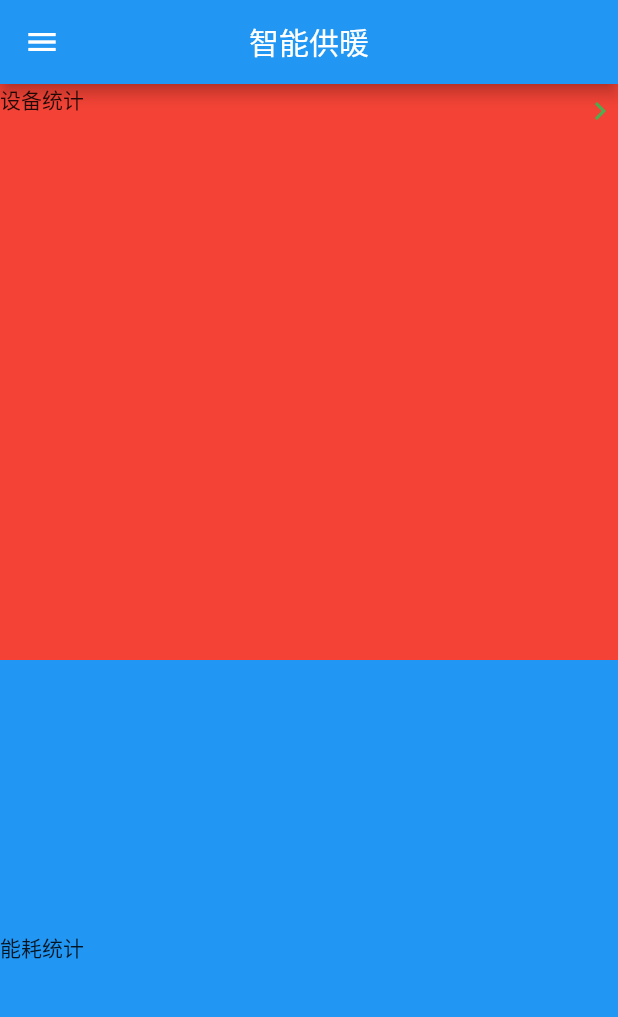
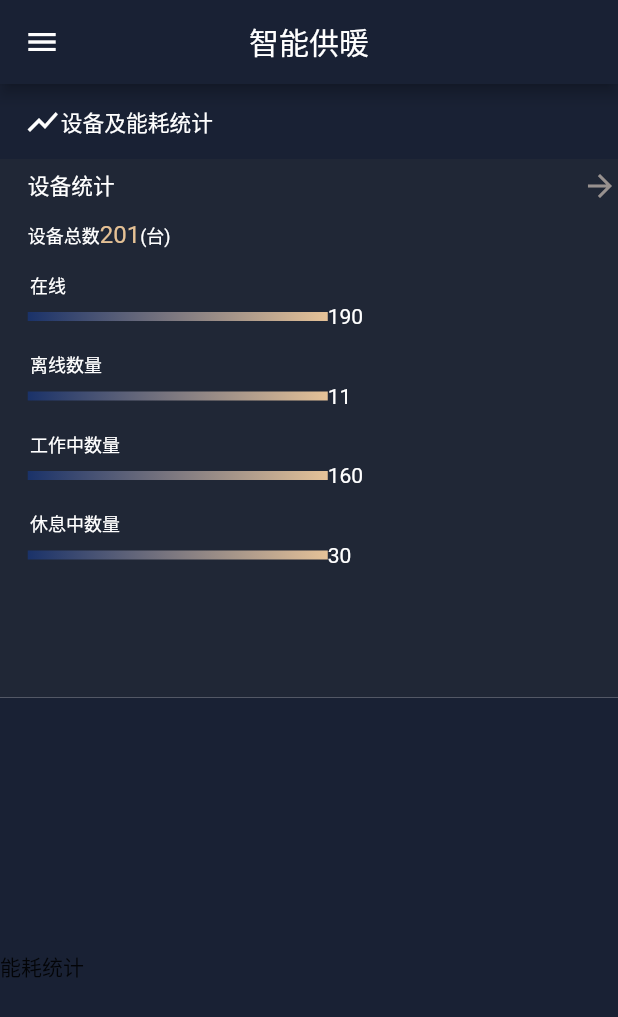
Before and after one commit to zhangyuhuihh/flutter-demo, a Flutter app: the screen it shows after launch, on a phone screen of 412 x 824 dp. Shown: the top 1017 px of the screen. Run offline on Flutter 3.47's test engine with Material 2 defaults, Android fonts, the phone set to English and light mode, and no system bars; generated files the repository leaves out were written again.

Commit message:
有点睿智，尼玛

```diff
--- a/lib/routes/homePage.dart
+++ b/lib/routes/homePage.dart
@@ -9,10 +9,37 @@ class HomePage extends StatefulWidget {
 class _HomePage extends State<HomePage> {
   Widget build(BuildContext context) {
     return Scaffold(
-      appBar: AppBar(title: Text('智能供暖'), centerTitle: true),
+      appBar: AppBar(
+          title: Text('智能供暖'),
+          centerTitle: true,
+          backgroundColor: const Color(0xFF192134)),
       drawer: new MyDrawer(),
       body: Column(
-        children: <Widget>[new DeviceManage(), new EnergyManage()],
+        children: <Widget>[
+          Container(
+            color: const Color(0xFF192134),
+            padding: EdgeInsets.only(left: 16.5),
+            height: 50,
+            child: Row(
+              children: <Widget>[
+                Container(
+                  child: Icon(
+                    Icons.show_chart,
+                    color: Colors.white,
+                  ),
+                ),
+                Container(
+                  child: Text(
+                    '设备及能耗统计',
+                    style: TextStyle(fontSize: 14.5, color: Colors.white),
+                  ),
+                ),
+              ],
+            ),
+          ),
+          new DeviceManage(),
+          new EnergyManage()
+        ],
       ),
     );
   }
@@ -28,7 +55,10 @@ class _DeviceManage extends State<DeviceManage> {
     return Expanded(
       flex: 1,
       child: Container(
-        color: Colors.red,
+        decoration: BoxDecoration(
+          // borderRadius: BorderRadius.circular(15),
+          color: const Color(0xFF202736),
+        ),
         child: Column(
           children: <Widget>[
             Row(
@@ -36,26 +66,126 @@ class _DeviceManage extends State<DeviceManage> {
                 Expanded(
                   flex: 1,
                   child: Container(
-                    child: Text('设备统计'),
-                    height: 30,
+                    padding: EdgeInsets.only(
+                        left: 18.5, top: 6.5, bottom: 6.5, right: 18.5),
+                    child: Text(
+                      '设备统计',
+                      style: TextStyle(color: Colors.white, fontSize: 14.5),
+                    ),
+                    height: 36,
                   ),
                 ),
                 Expanded(
                   flex: 1,
                   child: Container(
-                    alignment: Alignment.bottomRight,
+                    alignment: Alignment.centerRight,
                     child: Icon(
-                      Icons.navigate_next,
-                      color: Colors.green,
+                      Icons.arrow_forward,
+                      color: const Color(0xFF98918f),
                     ),
-                    height: 30,
+                    height: 36,
                   ),
                 ),
               ],
             ),
+            Row(
+              children: <Widget>[
+                Container(
+                  padding: EdgeInsets.only(left: 18.5, top: 5.0, right: 18.5),
+                  child: Text.rich(TextSpan(
+                      style: TextStyle(color: Colors.white, fontSize: 12),
+                      children: [
+                        TextSpan(text: '设备总数'),
+                        TextSpan(
+                            text: '201',
+                            style: TextStyle(
+                                fontSize: 16, color: const Color(0xFFE5C195))),
+                        TextSpan(text: ('(台)'))
+                      ])),
+                ),
+              ],
+            ),
+            new DeviceSitutation()
           ],
         ),
       ),
+    );
+  }
+}
+
+class DeviceSitutation extends StatefulWidget {
+  @override
+  _DeviceSitutation createState() => _DeviceSitutation();
+}
+
+class _DeviceSitutation extends State<DeviceSitutation> {
+  List<Map> situtationsList;
+
+  initState() {
+    super.initState();
+    situtationsList = [
+      {'title': '在线', 'value': 190},
+      {'title': '离线数量', 'value': 11},
+      {'title': '工作中数量', 'value': 160},
+      {'title': '休息中数量', 'value': 30}
+    ];
+  }
+
+  Widget build(BuildContext context) {
+    return Row(
+      children: <Widget>[
+        Expanded(
+          child: Column(
+            children: situtationsList.map((item) {
+              return Row(
+                children: <Widget>[
+                  Column(
+                    crossAxisAlignment: CrossAxisAlignment.start,
+                    children: <Widget>[
+                      Container(
+                        padding: EdgeInsets.only(left: 20, top: 15),
+                        child: Text(
+                          item['title'],
+                          style: TextStyle(fontSize: 12, color: Colors.white),
+                        ),
+                      ),
+                      Container(
+                        padding: EdgeInsets.only(left: 18.5, top: 4),
+                        child: Row(
+                          mainAxisAlignment: MainAxisAlignment.end,
+                          children: <Widget>[
+                            Container(
+                              width: 200,
+                              height: 6,
+                              decoration: BoxDecoration(
+                                gradient: LinearGradient(
+                                  colors: [
+                                    const Color(0xFF1A3269),
+                                    const Color(0xFFE5C298)
+                                  ],
+                                ),
+                              ),
+                            ),
+                            Container(
+                              // padding: EdgeInsets.only(right: 19),
+                              width: 100,
+                              child: Text(
+                                item['value'].toString(),
+                                style: TextStyle(
+                                    color: Colors.white, fontSize: 14),
+                              ),
+                            )
+                          ],
+                        ),
+                      ),
+                    ],
+                  ),
+                ],
+              );
+            }).toList(),
+          ),
+        ),
+      ],
     );
   }
 }
@@ -70,7 +200,7 @@ class _EnergyManage extends State<EnergyManage> {
     return Expanded(
       flex: 1,
       child: Container(
-        color: Colors.blue,
+        color: const Color(0xFF192134),
         child: Row(
           children: <Widget>[
             Text('能耗统计'),
```
